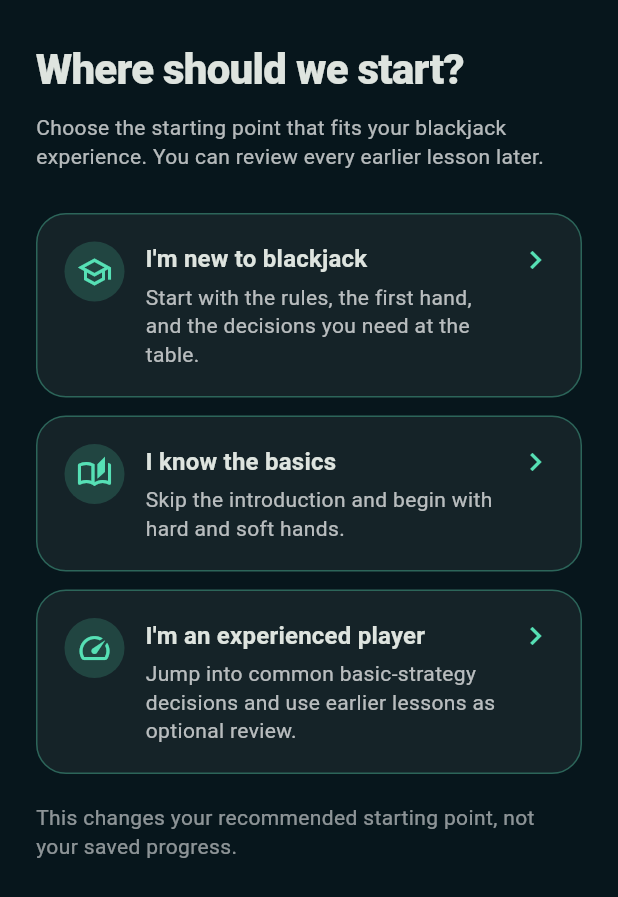
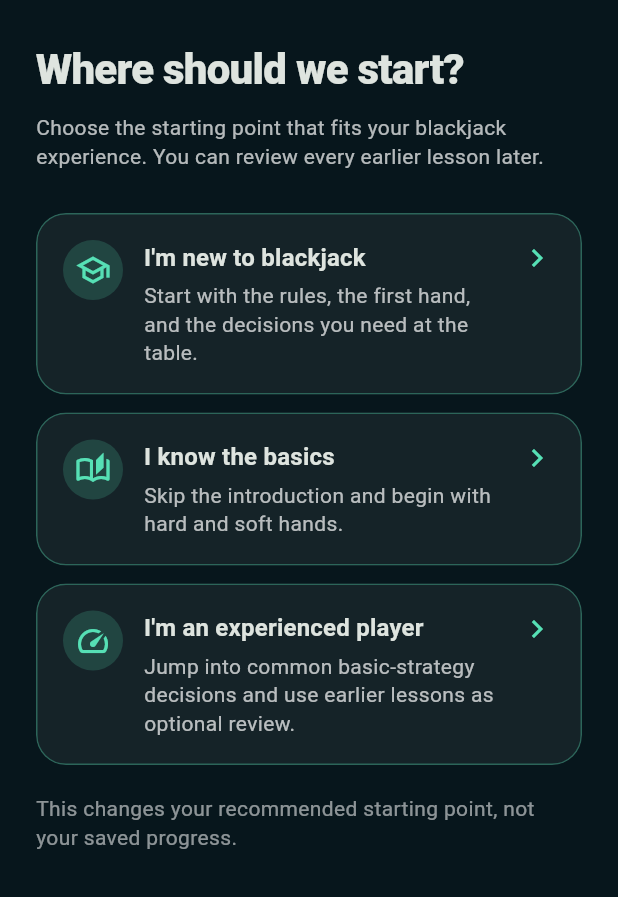
Before and after one commit to NerdySnake6/BlackjackAdvantageTrainer, a Flutter app: the screen it shows after launch, on a phone screen of 412 x 824 dp. Shown: the top 897 px of the screen. Run offline on Flutter 3.47's test engine with Material 3 defaults, Android fonts, the phone set to English and light mode, and no system bars; our stand-ins replace go_router, shared_preferences.

Commit message:
Add Hi-Lo drill intro and responsive Android UI fixes

```diff
--- a/lib/domain/learning/models.dart
+++ b/lib/domain/learning/models.dart
@@ -186,6 +186,7 @@ class ProgressSnapshot {
     this.lessonScores = const {},
     this.activeSessions = const {},
     this.experienceLevel,
+    this.hasSeenCountDrillIntro = false,
     this.xp = 0,
     this.streakDays = 0,
     this.lastActivityDate,
@@ -207,6 +208,7 @@ class ProgressSnapshot {
       experienceLevel: ExperienceLevel.fromStorage(
         json['experienceLevel'] as String?,
       ),
+      hasSeenCountDrillIntro: json['hasSeenCountDrillIntro'] as bool? ?? false,
       xp: json['xp'] as int? ?? 0,
       streakDays: json['streakDays'] as int? ?? 0,
       lastActivityDate: json['lastActivityDate'] == null
@@ -218,6 +220,7 @@ class ProgressSnapshot {
   final Map<String, double> lessonScores;
   final Map<String, LessonSessionProgress> activeSessions;
   final ExperienceLevel? experienceLevel;
+  final bool hasSeenCountDrillIntro;
   final int xp;
   final int streakDays;
   final DateTime? lastActivityDate;
@@ -235,6 +238,7 @@ class ProgressSnapshot {
       (key, value) => MapEntry(key, value.toJson()),
     ),
     'experienceLevel': experienceLevel?.name,
+    'hasSeenCountDrillIntro': hasSeenCountDrillIntro,
     'xp': xp,
     'streakDays': streakDays,
     'lastActivityDate': lastActivityDate?.toIso8601String(),
@@ -244,6 +248,7 @@ class ProgressSnapshot {
     Map<String, double>? lessonScores,
     Map<String, LessonSessionProgress>? activeSessions,
     ExperienceLevel? experienceLevel,
+    bool? hasSeenCountDrillIntro,
     int? xp,
     int? streakDays,
     DateTime? lastActivityDate,
@@ -253,6 +258,8 @@ class ProgressSnapshot {
       lessonScores: lessonScores ?? this.lessonScores,
       activeSessions: activeSessions ?? this.activeSessions,
       experienceLevel: experienceLevel ?? this.experienceLevel,
+      hasSeenCountDrillIntro:
+          hasSeenCountDrillIntro ?? this.hasSeenCountDrillIntro,
       xp: xp ?? this.xp,
       streakDays: streakDays ?? this.streakDays,
       lastActivityDate: clearLastActivityDate
--- a/lib/l10n/app_localizations.dart
+++ b/lib/l10n/app_localizations.dart
@@ -309,6 +309,54 @@ abstract class AppLocalizations {
   /// In en, this message translates to:
   /// **'Keep a Hi-Lo count as each card is revealed.'**
   String get countdownSubtitle;
+
+  /// No description provided for @countDrillIntroTitle.
+  ///
+  /// In en, this message translates to:
+  /// **'Before your first count'**
+  String get countDrillIntroTitle;
+
+  /// No description provided for @countDrillIntroBody.
+  ///
+  /// In en, this message translates to:
+  /// **'Hi-Lo tracks exposed cards in the current shoe. Start at 0 and keep one running total.'**
+  String get countDrillIntroBody;
+
+  /// No description provided for @countDrillIntroLowCards.
+  ///
+  /// In en, this message translates to:
+  /// **'2–6  →  +1'**
+  String get countDrillIntroLowCards;
+
+  /// No description provided for @countDrillIntroNeutralCards.
+  ///
+  /// In en, this message translates to:
+  /// **'7–9  →  0'**
+  String get countDrillIntroNeutralCards;
+
+  /// No description provided for @countDrillIntroHighCards.
+  ///
+  /// In en, this message translates to:
+  /// **'10, J, Q, K, A  →  −1'**
+  String get countDrillIntroHighCards;
+
+  /// No description provided for @countDrillIntroDeckNote.
+  ///
+  /// In en, this message translates to:
+  /// **'One deck has 52 cards and its tags balance back to 0. The standard table uses six decks (312 cards); the count resets only when the shoe is shuffled.'**
+  String get countDrillIntroDeckNote;
+
+  /// No description provided for @countDrillIntroKnown.
+  ///
+  /// In en, this message translates to:
+  /// **'I know these rules — don\'t show this again'**
+  String get countDrillIntroKnown;
+
+  /// No description provided for @countDrillIntroContinue.
+  ///
+  /// In en, this message translates to:
+  /// **'Got it'**
+  String get countDrillIntroContinue;
 
   /// No description provided for @startDrill.
   ///
--- a/lib/presentation/onboarding/experience_level_screen.dart
+++ b/lib/presentation/onboarding/experience_level_screen.dart
@@ -94,21 +94,24 @@ class _ExperienceLevelCard extends StatelessWidget {
 
   @override
   Widget build(BuildContext context) {
-    return InkWell(
+    final shape = RoundedRectangleBorder(
+      borderRadius: BorderRadius.circular(20),
+      side: BorderSide(color: AppColors.mint.withValues(alpha: 0.35)),
+    );
+    return Material(
+      color: Colors.white.withValues(alpha: 0.055),
+      shape: shape,
+      clipBehavior: Clip.antiAlias,
+      child: InkWell(
         onTap: () async {
           await context.read<AppState>().chooseExperienceLevel(level);
           if (context.mounted) {
             context.go('/learn');
           }
         },
-      borderRadius: BorderRadius.circular(20),
-      child: Ink(
+        customBorder: shape,
+        child: Padding(
           padding: const EdgeInsets.all(18),
-        decoration: BoxDecoration(
-          color: Colors.white.withValues(alpha: 0.055),
-          borderRadius: BorderRadius.circular(20),
-          border: Border.all(color: AppColors.mint.withValues(alpha: 0.35)),
-        ),
           child: Row(
             crossAxisAlignment: CrossAxisAlignment.start,
             children: [
@@ -136,6 +139,7 @@ class _ExperienceLevelCard extends StatelessWidget {
             ],
           ),
         ),
+      ),
     );
   }
 }
```
Also changed, not shown: lib/l10n/app_en.arb (+8 -0 lines), lib/l10n/app_localizations_en.dart (+27 -0 lines), lib/presentation/drill/count_drill_screen.dart (+127 -1 lines), lib/presentation/learn/learning_path_screen.dart (+13 -9 lines), lib/viewmodels/app_state.dart (+11 -0 lines), 3 other files. Lines whose indentation alone changed are shown as unchanged.
